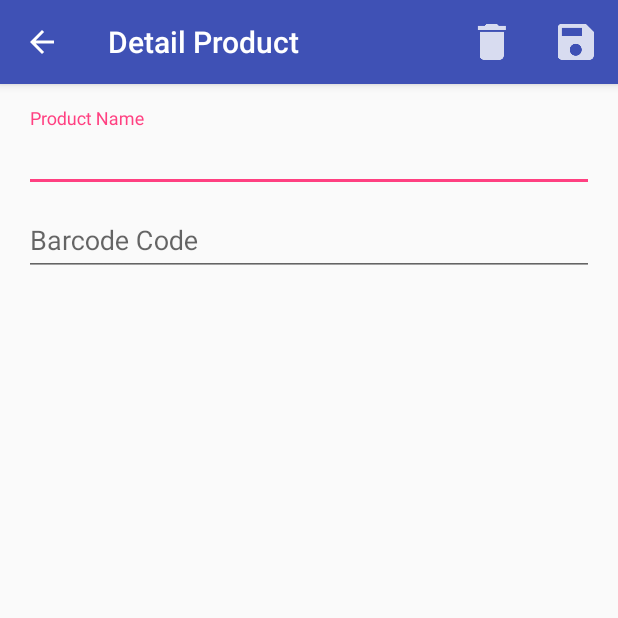
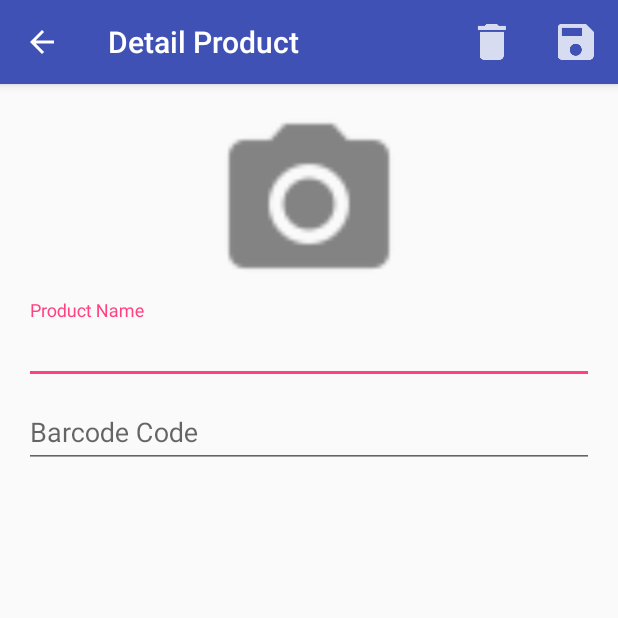
Before and after one commit to George-Atmatsidis/kuaci, an Android app: the DetailProduct screen opened directly, with no data from a screen before it, on a phone screen of 412 x 824 dp, the top half of it. Run offline under Robolectric (Android 15) with nearby library versions, the phone set to English and light mode, and no system bars; our stand-ins replace ButterKnife, Firebase (no records; nobody signed in at launch, a user with empty details on screens opened directly).

Commit message:
Details Still Error Here

```diff
--- a/app/src/main/java/com/rubahapi/kuaci/SampleDatabaseActivity.java
+++ b/app/src/main/java/com/rubahapi/kuaci/SampleDatabaseActivity.java
@@ -58,7 +58,7 @@ public class SampleDatabaseActivity extends AppCompatActivity {
         Uri result = data.getData();
         if (resultCode == Activity.RESULT_OK){
             if(requestCode == SELECT_FILE){
-                Toast.makeText(this, result.getPath(), Toast.LENGTH_SHORT).show();
+//                Toast.makeText(this, result.getPath(), Toast.LENGTH_SHORT).show();
                 StorageReference ref = storageReference.child("images/"+result.getLastPathSegment());
                 UploadTask uploadTask = ref.putFile(result);
 
--- a/app/src/main/res/layout/activity_detail_product.xml
+++ b/app/src/main/res/layout/activity_detail_product.xml
@@ -10,6 +10,12 @@
     android:paddingTop="@dimen/activity_vertical_margin"
     android:orientation="vertical"
     tools:context="com.rubahapi.kuaci.DetailProduct">
+    <ImageView
+        android:layout_width="128dp"
+        android:layout_height="128dp"
+        android:layout_gravity="center"
+        android:src="@drawable/ic_action_camera"
+        android:id="@+id/image_take_photo"/>
     <android.support.design.widget.TextInputLayout
         android:layout_width="match_parent"
         android:layout_height="wrap_content"
```
Also changed, not shown: app/src/main/AndroidManifest.xml (+8 -8 lines), app/src/main/java/com/rubahapi/kuaci/DetailProduct.java (+74 -0 lines), app/src/main/res/drawable-hdpi/ic_action_camera.png (added), app/src/main/res/drawable-mdpi/ic_action_camera.png (added), app/src/main/res/drawable-xhdpi/ic_action_camera.png (added), app/src/main/res/drawable-xxhdpi/ic_action_camera.png (added).
